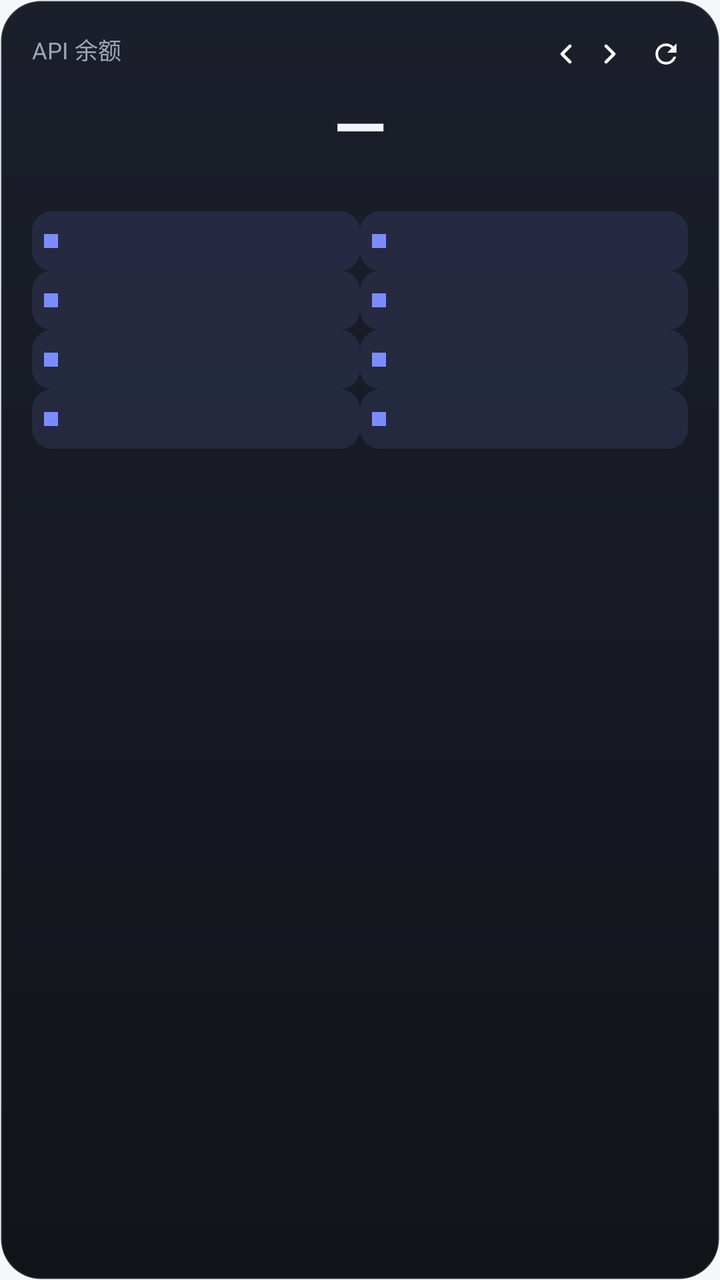
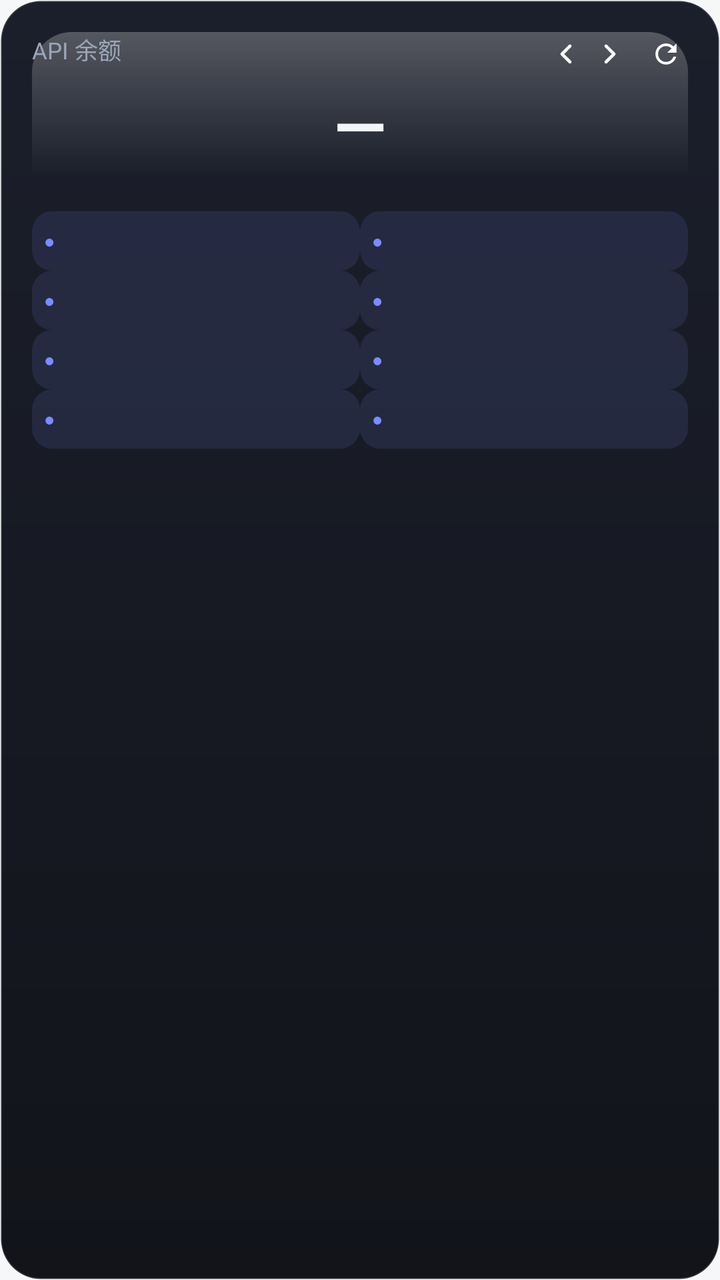

Screens rendered from an Android XML layout before and after an edit, with the pre-edit source and the edit as a unified diff.
<!-- AndroidManifest.xml: application theme AppTheme -->
<!-- res/layout/widget_style1.xml -->
<?xml version="1.0" encoding="utf-8"?>
<FrameLayout xmlns:android="http://schemas.android.com/apk/res/android"
    android:id="@+id/w2_root"
    android:layout_width="match_parent"
    android:layout_height="match_parent"
    android:background="@drawable/wg_t1"
    android:padding="16dp">

    
    <ImageView
        android:id="@+id/w2_frost"
        android:scaleType="fitXY"
        android:visibility="gone"
        android:layout_width="match_parent"
        android:layout_height="72dp"
        android:layout_gravity="top"
        android:background="@drawable/wg_frost" />

    <LinearLayout
        android:layout_width="match_parent"
        android:layout_height="wrap_content"
        android:orientation="vertical">

        <LinearLayout
            android:layout_width="match_parent"
            android:layout_height="wrap_content"
            android:orientation="horizontal"
            android:gravity="left">

            <TextView
                android:id="@+id/w2_title"
                android:layout_width="0dp"
                android:layout_height="wrap_content"
                android:layout_weight="1"
                android:minWidth="0dp"
                android:singleLine="true"
                android:ellipsize="end"
                android:includeFontPadding="false"
                android:textColor="#FF9AA6B8"
                android:textSize="11.5sp"
                android:text="API 余额" />

            <TextView
                android:id="@+id/w2_page"
                android:layout_width="wrap_content"
                android:layout_height="wrap_content"
                android:layout_marginStart="4dp"
                android:minWidth="0dp"
                android:includeFontPadding="false"
                android:textColor="#FF9AA6B8"
                android:textSize="10.5sp" />

            <ImageView
                android:id="@+id/w2_prev"
                android:clickable="true"
                android:focusable="true"
                android:layout_width="22dp"
                android:layout_height="22dp"
                android:layout_marginStart="2dp"
                android:scaleType="fitCenter"
                android:src="@drawable/ic_chevron_left"
                android:contentDescription="上一页" />

            <ImageView
                android:id="@+id/w2_next"
                android:clickable="true"
                android:focusable="true"
                android:layout_width="22dp"
                android:layout_height="22dp"
                android:scaleType="fitCenter"
                android:src="@drawable/ic_chevron_right"
                android:contentDescription="下一页" />

            <ImageView
                android:id="@+id/w2_refresh"
                android:clickable="true"
                android:focusable="true"
                android:layout_width="22dp"
                android:layout_height="22dp"
                android:layout_marginStart="6dp"
                android:scaleType="fitCenter"
                android:src="@drawable/ic_refresh"
                android:contentDescription="刷新" />
        </LinearLayout>

        <TextView
            android:id="@+id/w2_total"
            android:layout_width="match_parent"
            android:layout_height="wrap_content"
            android:layout_marginTop="6dp"
            android:includeFontPadding="false"
            android:gravity="center"
        android:textStyle="bold"
            android:textColor="@color/ws1_tx"
            android:textSize="34sp"
            android:text="—" />

        <TextView
            android:id="@+id/w2_sub"
            android:layout_width="match_parent"
            android:layout_height="wrap_content"
            android:layout_marginTop="2dp"
            android:includeFontPadding="false"
            android:singleLine="true"
            android:ellipsize="end"
            android:gravity="center"
            android:textColor="@color/ws1_tx3"
            android:textSize="10sp" />

        <LinearLayout
            android:layout_width="match_parent"
            android:layout_height="0dp"
            android:layout_weight="1"
            android:layout_marginTop="8dp"
            android:orientation="vertical">

            <LinearLayout
                android:id="@+id/w2_row1"
                android:layout_width="match_parent"
                android:layout_height="wrap_content"
                android:orientation="horizontal"
                android:gravity="center_vertical">


                <LinearLayout
                    android:id="@+id/w2_slot1"
                    android:layout_width="0dp"
                    android:layout_height="wrap_content"
                    android:layout_weight="1"
                    android:orientation="horizontal"
                    android:gravity="center_vertical"
                    android:padding="6dp"
                    android:background="@drawable/wslot_pill_dark">

                    <TextView
                        android:id="@+id/w2_dot1"
                        android:layout_width="7dp"
                        android:layout_height="7dp"
                        android:layout_marginEnd="7dp"
                        android:background="@color/ws1_accent" />

                    <TextView
                        android:id="@+id/w2_name1"
                        android:layout_width="0dp"
                        android:layout_height="wrap_content"
                        android:layout_weight="1"
                        android:minWidth="0dp"
                        android:singleLine="true"
                        android:ellipsize="end"
                        android:includeFontPadding="false"
                        android:textColor="@color/ws1_tx2"
                        android:textSize="11.5sp" />

                    <TextView
                        android:id="@+id/w2_val1"
                        android:layout_width="wrap_content"
                        android:layout_height="wrap_content"
                        android:includeFontPadding="false"
                    android:textStyle="bold"
                        android:textColor="@color/ws1_tx"
                        android:textSize="15sp" />
                </LinearLayout>

                <LinearLayout
                    android:id="@+id/w2_slot2"
                    android:layout_width="0dp"
                    android:layout_height="wrap_content"
                    android:layout_weight="1"
                    android:orientation="horizontal"
                    android:gravity="center_vertical"
                    android:padding="6dp"
                    android:background="@drawable/wslot_pill_dark">

                    <TextView
                        android:id="@+id/w2_dot2"
                        android:layout_width="7dp"
                        android:layout_height="7dp"
                        android:layout_marginEnd="7dp"
                        android:background="@color/ws1_accent" />

                    <TextView
                        android:id="@+id/w2_name2"
                        android:layout_width="0dp"
                        android:layout_height="wrap_content"
                        android:layout_weight="1"
                        android:minWidth="0dp"
                        android:singleLine="true"
                        android:ellipsize="end"
                        android:includeFontPadding="false"
                        android:textColor="@color/ws1_tx2"
                        android:textSize="11.5sp" />

                    <TextView
                        android:id="@+id/w2_val2"
                        android:layout_width="wrap_content"
                        android:layout_height="wrap_content"
                        android:includeFontPadding="false"
                    android:textStyle="bold"
                        android:textColor="@color/ws1_tx"
                        android:textSize="15sp" />
                </LinearLayout>
            </LinearLayout>

            <TextView
                android:id="@+id/w2_div1"
                android:layout_width="match_parent"
                android:layout_height="0dp"
                android:visibility="gone" />

            <LinearLayout
                android:id="@+id/w2_row2"
                android:layout_width="match_parent"
                android:layout_height="wrap_content"
                android:orientation="horizontal"
                android:gravity="center_vertical">


                <LinearLayout
                    android:id="@+id/w2_slot3"
                    android:layout_width="0dp"
                    android:layout_height="wrap_content"
                    android:layout_weight="1"
                    android:orientation="horizontal"
                    android:gravity="center_vertical"
                    android:padding="6dp"
                    android:background="@drawable/wslot_pill_dark">

                    <TextView
                        android:id="@+id/w2_dot3"
                        android:layout_width="7dp"
                        android:layout_height="7dp"
                        android:layout_marginEnd="7dp"
                        android:background="@color/ws1_accent" />

                    <TextView
                        android:id="@+id/w2_name3"
                        android:layout_width="0dp"
                        android:layout_height="wrap_content"
                        android:layout_weight="1"
                        android:minWidth="0dp"
                        android:singleLine="true"
                        android:ellipsize="end"
                        android:includeFontPadding="false"
                        android:textColor="@color/ws1_tx2"
                        android:textSize="11.5sp" />

                    <TextView
                        android:id="@+id/w2_val3"
                        android:layout_width="wrap_content"
                        android:layout_height="wrap_content"
                        android:includeFontPadding="false"
                    android:textStyle="bold"
                        android:textColor="@color/ws1_tx"
                        android:textSize="15sp" />
                </LinearLayout>

                <LinearLayout
                    android:id="@+id/w2_slot4"
                    android:layout_width="0dp"
                    android:layout_height="wrap_content"
                    android:layout_weight="1"
                    android:orientation="horizontal"
                    android:gravity="center_vertical"
                    android:padding="6dp"
                    android:background="@drawable/wslot_pill_dark">

                    <TextView
                        android:id="@+id/w2_dot4"
                        android:layout_width="7dp"
                        android:layout_height="7dp"
                        android:layout_marginEnd="7dp"
                        android:background="@color/ws1_accent" />

                    <TextView
                        android:id="@+id/w2_name4"
                        android:layout_width="0dp"
                        android:layout_height="wrap_content"
                        android:layout_weight="1"
                        android:minWidth="0dp"
                        android:singleLine="true"
                        android:ellipsize="end"
                        android:includeFontPadding="false"
                        android:textColor="@color/ws1_tx2"
                        android:textSize="11.5sp" />

                    <TextView
                        android:id="@+id/w2_val4"
                        android:layout_width="wrap_content"
                        android:layout_height="wrap_content"
                        android:includeFontPadding="false"
                    android:textStyle="bold"
                        android:textColor="@color/ws1_tx"
                        android:textSize="15sp" />
                </LinearLayout>
            </LinearLayout>

            <TextView
                android:id="@+id/w2_div2"
                android:layout_width="match_parent"
                android:layout_height="0dp"
                android:visibility="gone" />

            <LinearLayout
                android:id="@+id/w2_row3"
                android:layout_width="match_parent"
                android:layout_height="wrap_content"
                android:orientation="horizontal"
                android:gravity="center_vertical">


                <LinearLayout
                    android:id="@+id/w2_slot5"
                    android:layout_width="0dp"
                    android:layout_height="wrap_content"
                    android:layout_weight="1"
                    android:orientation="horizontal"
                    android:gravity="center_vertical"
                    android:padding="6dp"
                    android:background="@drawable/wslot_pill_dark">

                    <TextView
                        android:id="@+id/w2_dot5"
                        android:layout_width="7dp"
                        android:layout_height="7dp"
                        android:layout_marginEnd="7dp"
                        android:background="@color/ws1_accent" />

                    <TextView
                        android:id="@+id/w2_name5"
                        android:layout_width="0dp"
                        android:layout_height="wrap_content"
                        android:layout_weight="1"
                        android:minWidth="0dp"
                        android:singleLine="true"
                        android:ellipsize="end"
                        android:includeFontPadding="false"
                        android:textColor="@color/ws1_tx2"
                        android:textSize="11.5sp" />

                    <TextView
                        android:id="@+id/w2_val5"
                        android:layout_width="wrap_content"
                        android:layout_height="wrap_content"
                        android:includeFontPadding="false"
                    android:textStyle="bold"
                        android:textColor="@color/ws1_tx"
                        android:textSize="15sp" />
                </LinearLayout>

                <LinearLayout
                    android:id="@+id/w2_slot6"
                    android:layout_width="0dp"
                    android:layout_height="wrap_content"
                    android:layout_weight="1"
                    android:orientation="horizontal"
                    android:gravity="center_vertical"
                    android:padding="6dp"
                    android:background="@drawable/wslot_pill_dark">

                    <TextView
                        android:id="@+id/w2_dot6"
                        android:layout_width="7dp"
                        android:layout_height="7dp"
                        android:layout_marginEnd="7dp"
                        android:background="@color/ws1_accent" />

                    <TextView
                        android:id="@+id/w2_name6"
                        android:layout_width="0dp"
                        android:layout_height="wrap_content"
                        android:layout_weight="1"
                        android:minWidth="0dp"
                        android:singleLine="true"
                        android:ellipsize="end"
                        android:includeFontPadding="false"
                        android:textColor="@color/ws1_tx2"
                        android:textSize="11.5sp" />

                    <TextView
                        android:id="@+id/w2_val6"
                        android:layout_width="wrap_content"
                        android:layout_height="wrap_content"
                        android:includeFontPadding="false"
                    android:textStyle="bold"
                        android:textColor="@color/ws1_tx"
                        android:textSize="15sp" />
                </LinearLayout>
            </LinearLayout>

            <TextView
                android:id="@+id/w2_div3"
                android:layout_width="match_parent"
                android:layout_height="0dp"
                android:visibility="gone" />

            <LinearLayout
                android:id="@+id/w2_row4"
                android:layout_width="match_parent"
                android:layout_height="wrap_content"
                android:orientation="horizontal"
                android:gravity="center_vertical">


                <LinearLayout
                    android:id="@+id/w2_slot7"
                    android:layout_width="0dp"
                    android:layout_height="wrap_content"
                    android:layout_weight="1"
                    android:orientation="horizontal"
                    android:gravity="center_vertical"
                    android:padding="6dp"
                    android:background="@drawable/wslot_pill_dark">

                    <TextView
                        android:id="@+id/w2_dot7"
                        android:layout_width="7dp"
                        android:layout_height="7dp"
                        android:layout_marginEnd="7dp"
                        android:background="@color/ws1_accent" />

                    <TextView
                        android:id="@+id/w2_name7"
                        android:layout_width="0dp"
                        android:layout_height="wrap_content"
                        android:layout_weight="1"
                        android:minWidth="0dp"
                        android:singleLine="true"
                        android:ellipsize="end"
                        android:includeFontPadding="false"
                        android:textColor="@color/ws1_tx2"
                        android:textSize="11.5sp" />

                    <TextView
                        android:id="@+id/w2_val7"
                        android:layout_width="wrap_content"
                        android:layout_height="wrap_content"
                        android:includeFontPadding="false"
                    android:textStyle="bold"
                        android:textColor="@color/ws1_tx"
                        android:textSize="15sp" />
                </LinearLayout>

                <LinearLayout
                    android:id="@+id/w2_slot8"
                    android:layout_width="0dp"
                    android:layout_height="wrap_content"
                    android:layout_weight="1"
                    android:orientation="horizontal"
                    android:gravity="center_vertical"
                    android:padding="6dp"
                    android:background="@drawable/wslot_pill_dark">

                    <TextView
                        android:id="@+id/w2_dot8"
                        android:layout_width="7dp"
                        android:layout_height="7dp"
                        android:layout_marginEnd="7dp"
                        android:background="@color/ws1_accent" />

                    <TextView
                        android:id="@+id/w2_name8"
                        android:layout_width="0dp"
                        android:layout_height="wrap_content"
                        android:layout_weight="1"
                        android:minWidth="0dp"
                        android:singleLine="true"
                        android:ellipsize="end"
                        android:includeFontPadding="false"
                        android:textColor="@color/ws1_tx2"
                        android:textSize="11.5sp" />

                    <TextView
                        android:id="@+id/w2_val8"
                        android:layout_width="wrap_content"
                        android:layout_height="wrap_content"
                        android:includeFontPadding="false"
                    android:textStyle="bold"
                        android:textColor="@color/ws1_tx"
                        android:textSize="15sp" />
                </LinearLayout>
            </LinearLayout>
        </LinearLayout>

    </LinearLayout>
</FrameLayout>
<!-- resources referenced by this layout -->
<resources>
  <color name="ws1_accent">#FF7C8CFF</color>
  <color name="ws1_tx">#FFF2F5FA</color>
  <color name="ws1_tx2">#FF9AA6B8</color>
  <color name="ws1_tx3">#FF6B7686</color>
  <!-- drawable wg_frost (drawable) -->
  <?xml version="1.0" encoding="utf-8"?>
  <shape xmlns:android="http://schemas.android.com/apk/res/android" android:shape="rectangle">
      <gradient
          android:startColor="#40FFFFFF"
          android:endColor="#00FFFFFF"
          android:angle="270" />
      <corners android:topLeftRadius="20dp" android:topRightRadius="20dp" />
  </shape>
  <!-- drawable wg_t1 (drawable) -->
  <?xml version="1.0" encoding="utf-8"?>
  <shape xmlns:android="http://schemas.android.com/apk/res/android" android:shape="rectangle">
      <gradient android:startColor="#FF1B1F2B" android:endColor="#FF12141A" android:angle="270" />
      <corners android:radius="20dp" />
      <stroke android:width="1dp" android:color="#26FFFFFF" />
  </shape>
  <!-- drawable wslot_pill_dark (drawable) -->
  <?xml version="1.0" encoding="utf-8"?>
  <shape xmlns:android="http://schemas.android.com/apk/res/android" android:shape="rectangle">
      <solid android:color="#1F7C8CFF" />
      <corners android:radius="10dp" />
  </shape>
  <style name="AppDialog_AuroraLight" parent="@android:style/Theme.DeviceDefault.Light.Dialog.Alert">
          <item name="android:windowAnimationStyle">@style/DialogAnim</item>
          <item name="android:colorAccent">#4166F5</item>
          <item name="android:fontFamily">sans-serif</item>
          <item name="android:colorBackground">#FFFFFF</item>
          <item name="android:textColorPrimary">#0B0E14</item>
          <item name="android:textColorSecondary">#414A5C</item>
      </style>
  <!-- drawable mini_btn_border (drawable) -->
  <?xml version="1.0" encoding="utf-8"?>
  <shape xmlns:android="http://schemas.android.com/apk/res/android"
      android:shape="rectangle">
      <corners android:radius="999dp" />
      <solid android:color="?attr/c_btn" />
      <stroke android:width="1.2dp" android:color="?attr/c_btn_border" />
  </shape>
  <!-- drawable tag_bg (drawable) -->
  <?xml version="1.0" encoding="utf-8"?>
  <inset xmlns:android="http://schemas.android.com/apk/res/android"
      android:insetLeft="1dp" android:insetTop="1dp"
      android:insetRight="1dp" android:insetBottom="1dp">
      <shape android:shape="rectangle">
          <solid android:color="?attr/c_input" />
          <corners android:radius="20dp" />
      </shape>
  </inset>
  <!-- drawable seg_bg (drawable) -->
  <?xml version="1.0" encoding="utf-8"?>
  <shape xmlns:android="http://schemas.android.com/apk/res/android"
      android:shape="rectangle">
      <corners android:radius="14dp" />
      <solid android:color="?attr/c_neu_surface" />
      <stroke android:width="1dp" android:color="?attr/c_neu_dark" />
  </shape>
  <!-- drawable input_aurora (drawable) -->
  <?xml version="1.0" encoding="utf-8"?>
  <shape xmlns:android="http://schemas.android.com/apk/res/android"
      android:shape="rectangle">
      <corners android:radius="12dp" />
      <solid android:color="?attr/c_input" />
      <stroke android:width="1dp" android:color="?attr/c_line" />
  </shape>
  <!-- drawable seg_sel (drawable) -->
  <?xml version="1.0" encoding="utf-8"?>
  <shape xmlns:android="http://schemas.android.com/apk/res/android"
      android:shape="rectangle">
      <corners android:radius="10dp" />
      <solid android:color="?attr/c_accent_soft" />
  </shape>
  <!-- drawable pull_bg (drawable) -->
  <?xml version="1.0" encoding="utf-8"?>
  <shape xmlns:android="http://schemas.android.com/apk/res/android"
      android:shape="rectangle">
      <corners android:radius="18dp" />
      <solid android:color="?attr/c_neu_surface" />
      <stroke android:width="1dp" android:color="?attr/c_neu_dark" />
  </shape>
  <style name="DialogAnim">
          <item name="android:windowEnterAnimation">@anim/dialog_in</item>
          <item name="android:windowExitAnimation">@anim/dialog_out</item>
      </style>
  <!-- unchanged entries left out for length: 4 -->
</resources>

<!-- the commit's change to res/layout/widget_style1.xml (unified diff, before → after) -->
@@ -10,7 +10,6 @@
     <ImageView
         android:id="@+id/w2_frost"
         android:scaleType="fitXY"
-        android:visibility="gone"
         android:layout_width="match_parent"
         android:layout_height="72dp"
         android:layout_gravity="top"
@@ -26,7 +25,6 @@
             android:layout_height="wrap_content"
             android:orientation="horizontal"
             android:gravity="left">
-
             <TextView
                 android:id="@+id/w2_title"
                 android:layout_width="0dp"
@@ -134,10 +132,13 @@
 
                     <TextView
                         android:id="@+id/w2_dot1"
-                        android:layout_width="7dp"
-                        android:layout_height="7dp"
-                        android:layout_marginEnd="7dp"
-                        android:background="@color/ws1_accent" />
+                        android:layout_width="wrap_content"
+                        android:layout_height="wrap_content"
+                        android:layout_marginEnd="7dp"
+                        android:includeFontPadding="false"
+                        android:text="●"
+                        android:textSize="9sp"
+                        android:textColor="@color/ws1_accent" />
 
                     <TextView
                         android:id="@+id/w2_name1"
@@ -173,10 +174,13 @@
 
                     <TextView
                         android:id="@+id/w2_dot2"
-                        android:layout_width="7dp"
-                        android:layout_height="7dp"
-                        android:layout_marginEnd="7dp"
-                        android:background="@color/ws1_accent" />
+                        android:layout_width="wrap_content"
+                        android:layout_height="wrap_content"
+                        android:layout_marginEnd="7dp"
+                        android:includeFontPadding="false"
+                        android:text="●"
+                        android:textSize="9sp"
+                        android:textColor="@color/ws1_accent" />
 
                     <TextView
                         android:id="@+id/w2_name2"
@@ -227,10 +231,13 @@
 
                     <TextView
                         android:id="@+id/w2_dot3"
-                        android:layout_width="7dp"
-                        android:layout_height="7dp"
-                        android:layout_marginEnd="7dp"
-                        android:background="@color/ws1_accent" />
+                        android:layout_width="wrap_content"
+                        android:layout_height="wrap_content"
+                        android:layout_marginEnd="7dp"
+                        android:includeFontPadding="false"
+                        android:text="●"
+                        android:textSize="9sp"
+                        android:textColor="@color/ws1_accent" />
 
                     <TextView
                         android:id="@+id/w2_name3"
@@ -266,10 +273,13 @@
 
                     <TextView
                         android:id="@+id/w2_dot4"
-                        android:layout_width="7dp"
-                        android:layout_height="7dp"
-                        android:layout_marginEnd="7dp"
-                        android:background="@color/ws1_accent" />
+                        android:layout_width="wrap_content"
+                        android:layout_height="wrap_content"
+                        android:layout_marginEnd="7dp"
+                        android:includeFontPadding="false"
+                        android:text="●"
+                        android:textSize="9sp"
+                        android:textColor="@color/ws1_accent" />
 
                     <TextView
                         android:id="@+id/w2_name4"
@@ -320,10 +330,13 @@
 
                     <TextView
                         android:id="@+id/w2_dot5"
-                        android:layout_width="7dp"
-                        android:layout_height="7dp"
-                        android:layout_marginEnd="7dp"
-                        android:background="@color/ws1_accent" />
+                        android:layout_width="wrap_content"
+                        android:layout_height="wrap_content"
+                        android:layout_marginEnd="7dp"
+                        android:includeFontPadding="false"
+                        android:text="●"
+                        android:textSize="9sp"
+                        android:textColor="@color/ws1_accent" />
 
                     <TextView
                         android:id="@+id/w2_name5"
@@ -359,10 +372,13 @@
 
                     <TextView
                         android:id="@+id/w2_dot6"
-                        android:layout_width="7dp"
-                        android:layout_height="7dp"
-                        android:layout_marginEnd="7dp"
-                        android:background="@color/ws1_accent" />
+                        android:layout_width="wrap_content"
+                        android:layout_height="wrap_content"
+                        android:layout_marginEnd="7dp"
+                        android:includeFontPadding="false"
+                        android:text="●"
+                        android:textSize="9sp"
+                        android:textColor="@color/ws1_accent" />
 
                     <TextView
                         android:id="@+id/w2_name6"
@@ -413,10 +429,13 @@
 
                     <TextView
                         android:id="@+id/w2_dot7"
-                        android:layout_width="7dp"
-                        android:layout_height="7dp"
-                        android:layout_marginEnd="7dp"
-                        android:background="@color/ws1_accent" />
+                        android:layout_width="wrap_content"
+                        android:layout_height="wrap_content"
+                        android:layout_marginEnd="7dp"
+                        android:includeFontPadding="false"
+                        android:text="●"
+                        android:textSize="9sp"
+                        android:textColor="@color/ws1_accent" />
 
                     <TextView
                         android:id="@+id/w2_name7"
@@ -452,10 +471,13 @@
 
                     <TextView
                         android:id="@+id/w2_dot8"
-                        android:layout_width="7dp"
-                        android:layout_height="7dp"
-                        android:layout_marginEnd="7dp"
-                        android:background="@color/ws1_accent" />
+                        android:layout_width="wrap_content"
+                        android:layout_height="wrap_content"
+                        android:layout_marginEnd="7dp"
+                        android:includeFontPadding="false"
+                        android:text="●"
+                        android:textSize="9sp"
+                        android:textColor="@color/ws1_accent" />
 
                     <TextView
                         android:id="@+id/w2_name8"
